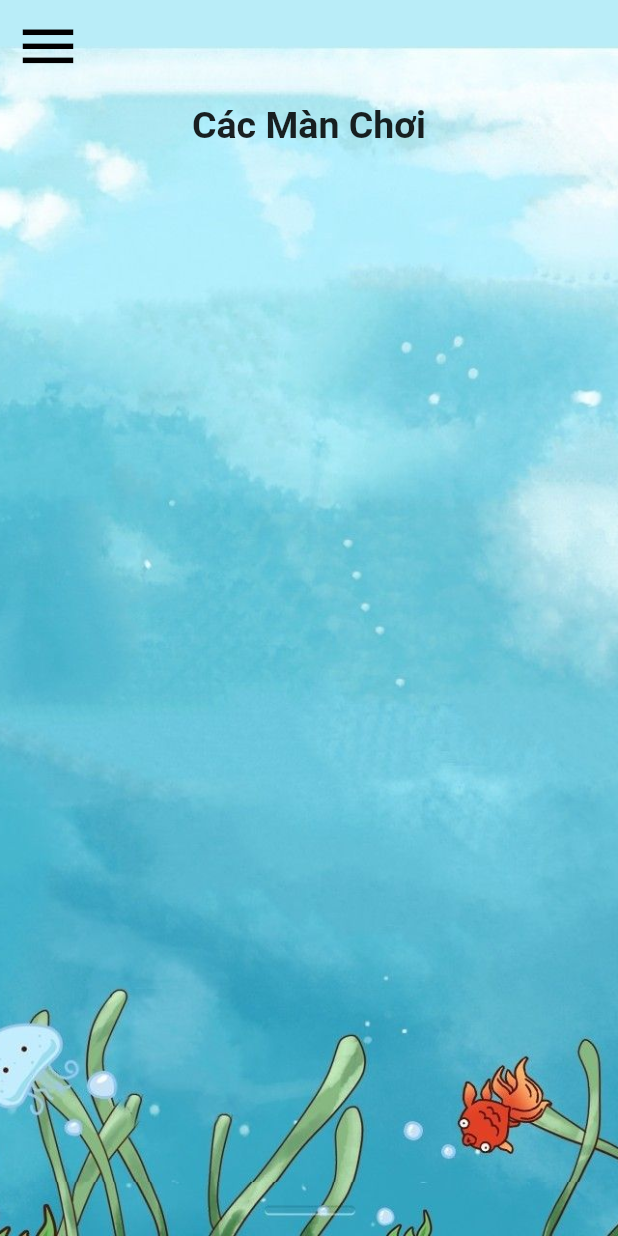
After one commit to huybo1410/giai_do_ech_xanh, a Flutter app: the demo1 screen opened directly, on a phone screen of 412 x 824 dp. The commit adds this screen. Run offline on Flutter 3.47's test engine with Material 2 defaults, Android fonts, the phone set to English and light mode, and no system bars; our stand-ins replace cloud_firestore, firebase_auth, firebase_core, firebase_database, flutter_spinkit, lottie and 1 more; missing offline and left inert: dart:ffi; accounts and stored records are empty.

Commit message:
LoadCauHoi_(10%)

```diff
--- a/lib/view/Home_page.dart
+++ b/lib/view/Home_page.dart
@@ -3,6 +3,7 @@ import 'package:giai_do_ech_xanh/components/menu.dart';
 import 'package:giai_do_ech_xanh/main.dart';
 import 'package:giai_do_ech_xanh/view/Setting_page.dart';
 import 'package:giai_do_ech_xanh/view/Single_play.dart';
+import 'package:giai_do_ech_xanh/view/demo1.dart';
 import 'package:giai_do_ech_xanh/view/pay_page.dart';
 import 'package:giai_do_ech_xanh/view/pvp_page.dart';
 
@@ -66,7 +67,7 @@ class _Home_page extends State<Home_page> {
                child: TextButton(onPressed: () {
                   Navigator.of(context).popUntil((route) => route.isCurrent);
           Navigator.push(context,
-               new MaterialPageRoute(builder: (context) => new Single_play()));
+               new MaterialPageRoute(builder: (context) => new demo1()));
                },
                child: Text('Chơi Đơn',style: TextStyle(fontSize: 25,fontFamily: 'MyFont',color: Colors.brown),),),
              )
--- /dev/null
+++ b/lib/view/demo1.dart
@@ -0,0 +1,91 @@
+// ignore_for_file: prefer_const_constructors
+
+import 'dart:ffi';
+
+import 'package:cloud_firestore/cloud_firestore.dart';
+import 'package:firebase_auth/firebase_auth.dart';
+import 'package:flutter/material.dart';
+import 'package:giai_do_ech_xanh/components/man_hangcuoi.dart';
+import 'package:giai_do_ech_xanh/components/man_hangdau.dart';
+import 'package:giai_do_ech_xanh/components/man_hanggiua.dart';
+import 'package:giai_do_ech_xanh/components/menu.dart';
+import 'package:giai_do_ech_xanh/read_data/get_question.dart';
+import 'package:giai_do_ech_xanh/view/GamePlay.dart';
+import 'package:giai_do_ech_xanh/view/pay_page.dart';
+
+import 'package:giai_do_ech_xanh/model/User.dart';
+class demo1 extends StatefulWidget {
+  const demo1({super.key});
+  @override
+  State<demo1> createState() => _demo1();
+}
+
+
+class _demo1 extends State<demo1> {
+ final user = FirebaseAuth.instance.currentUser;
+  List<String> docIDs = [];
+  Future getDocId() async{
+    await FirebaseFirestore.instance.collection('single').get().then((snapshot) => snapshot.docs.forEach((element) {
+      print(element.reference);
+      docIDs.add(element.reference.id);
+
+    }));
+
+  }
+
+
+
+
+  @override
+  Widget build(BuildContext context) {
+
+    return Scaffold(
+      drawer: Menu_button(),
+      body: Container(
+        child: Column(
+          mainAxisAlignment: MainAxisAlignment.start,
+          children: [
+
+            Row(mainAxisAlignment: MainAxisAlignment.start,children: [
+      Builder(builder: (context) => Container(
+        child:  TextButton(
+          onPressed: (){
+            Scaffold.of(context).openDrawer();
+          },
+          child: Icon(Icons.menu,size: 45,color: Colors.black,)),)),
+
+
+      ],),
+            // Dong tieu de
+            Padding(
+              padding: const EdgeInsets.all(8.0),
+              child: Row(mainAxisAlignment: MainAxisAlignment.center,children: [
+                Text('Các Màn Chơi',style: TextStyle(fontSize: 25,fontWeight: FontWeight.bold),)
+              ],),
+            ),
+
+            FutureBuilder(
+              future: getDocId(),
+              builder: ((context, snapshot) {
+              return ListView.builder(
+              shrinkWrap: true,
+              itemCount: docIDs.length,
+              itemBuilder: (context, index) {
+              return ListTile(title: Get_question(documentId: docIDs[index],));
+            },
+            );
+            })
+            )
+
+
+
+
+
+          ],
+        ),decoration: BoxDecoration(
+        image: DecorationImage(image: AssetImage('assets/Nen_man.jpg'),fit: BoxFit.cover)
+        ),
+        ),
+    );
+  }
+}
```
Also changed, not shown: lib/components/man_hangcuoi.dart (added, +61 -0 lines), lib/components/man_hangdau.dart (added, +72 -0 lines), lib/components/man_hanggiua.dart (added, +69 -0 lines), lib/read_data/get_question.dart (added, +21 -0 lines), lib/view/demo.dart (+40 -40 lines).
